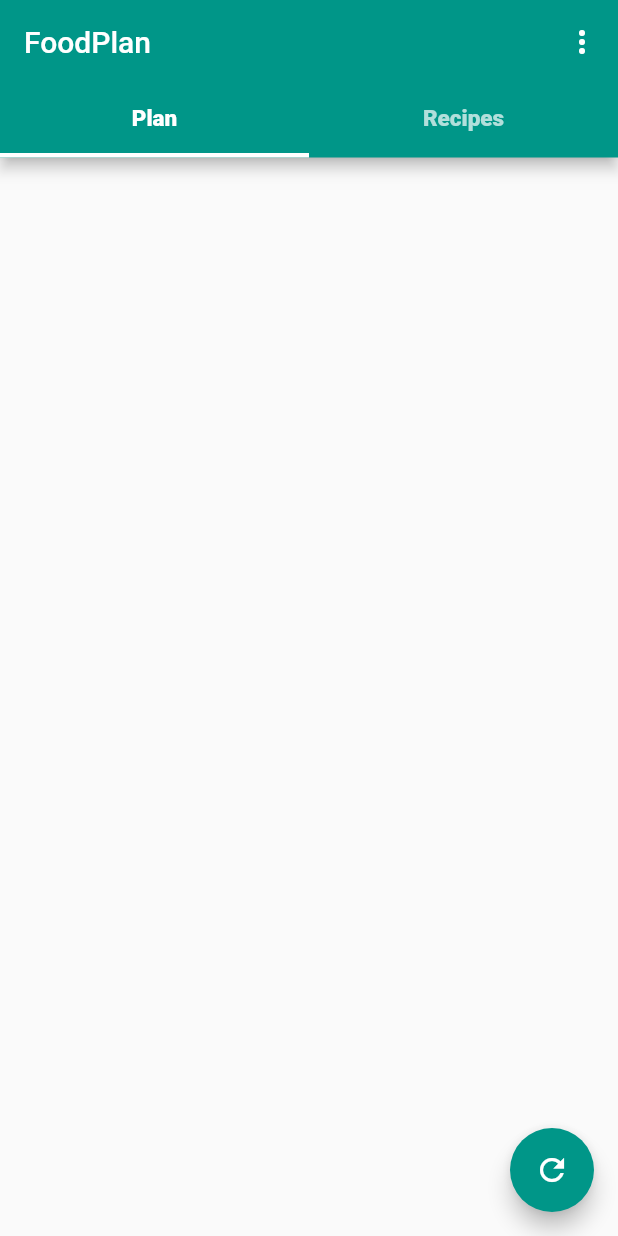
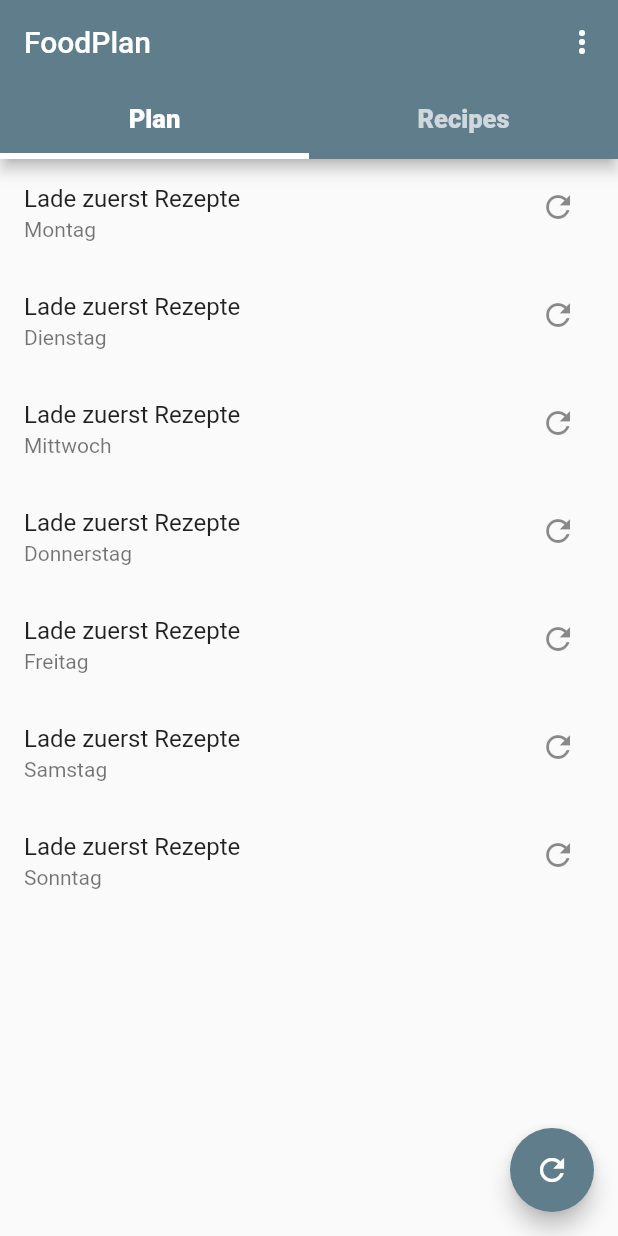
Before and after one commit to alexnieddu/foodplan, a Flutter app: the screen it shows after launch, after a tap on the "refresh" icon, on a phone screen of 412 x 824 dp. Run offline on Flutter 3.47's test engine with Material 2 defaults, Android fonts, the phone set to English and light mode, and no system bars; our stand-ins replace sqflite; accounts and stored records are empty.

```diff
--- a/app/lib/data/RecipeDatabase.dart
+++ b/app/lib/data/RecipeDatabase.dart
@@ -39,15 +39,15 @@ class RecipeDatabase {
 
   Future<List<dynamic>> getAllRecipes() async {
     final db = await database;
-    var res = await db.query("recipe");
+    var res = await db.rawQuery("SELECT id, name FROM recipe ORDER BY name ASC");
     List<Recipe> list =
         res.isNotEmpty ? res.map((c) => Recipe.fromMap(c)).toList() : [];
     return list;
   }
 
-  Future<List<dynamic>> getRnd() async {
+  Future<List<dynamic>> getRnd(int recipeID) async {
     final db = await database;
-    var res = await db.rawQuery("SELECT name FROM recipe ORDER BY RANDOM() LIMIT 1");
+    var res = await db.rawQuery("SELECT name FROM recipe WHERE id != ? ORDER BY RANDOM() LIMIT 1", [recipeID.toString()]);
     List<Recipe> list =
         res.isNotEmpty ? res.map((c) => Recipe.fromMap(c)).toList() : [];
     return list;
--- a/app/lib/main.dart
+++ b/app/lib/main.dart
@@ -1,7 +1,6 @@
 import 'package:flutter/material.dart';
-import 'package:foodplan/data/RecipeDatabase.dart';
 import 'package:foodplan/view/RecipeView.dart';
-import 'model/Recipe.dart';
+import 'package:foodplan/view/PlanView.dart';
 
 final String appName = "FoodPlan";
 
@@ -13,8 +12,9 @@ class FoodPlan extends StatelessWidget {
   Widget build(BuildContext context) {
     return MaterialApp(
       title: appName,
+      darkTheme: ThemeData.dark(),
       theme: ThemeData(
-        primarySwatch: Colors.teal,
+        primarySwatch: Colors.blueGrey,
         visualDensity: VisualDensity.adaptivePlatformDensity,
       ),
       home: MyHomePage(),
@@ -49,9 +49,8 @@ class _MyHomePageState extends State<MyHomePage> {
               ),
               Tab(text: "Recipes"),
             ],
-            labelStyle: TextStyle(fontWeight: FontWeight.w800, fontSize: 15),
-            indicatorColor: Colors.white,
-            indicatorWeight: 3.0,
+            labelStyle: TextStyle(fontWeight: FontWeight.w800, fontSize: 17),
+            indicatorWeight: 4.0,
           ),
           title: Text(appName),
           actions: <Widget>[
@@ -73,43 +72,3 @@ class _MyHomePageState extends State<MyHomePage> {
     );
   }
 }
-
-class PlanView extends StatefulWidget {
-  PlanViewState createState() => PlanViewState();
-}
-
-class PlanViewState extends State<PlanView> {
-  List<Recipe> recipes = [Recipe.recipe("Pizza")];
-
-  @override
-  Widget build(BuildContext context) {
-    return Scaffold(
-      body: FutureBuilder(
-        builder: (context, snapshot) {
-          if (!snapshot.hasData) {
-            return Center(child: CircularProgressIndicator());
-          } else {
-            return ListView.builder(
-              itemCount: snapshot.data.length,
-              itemBuilder: (context, i) {
-                return ListTile(
-                  title: Text("${snapshot.data[i].name}"),
-                  trailing: Icon(Icons.refresh),
-                  onLongPress: () {
-                    print("Long pressed on item ${snapshot.data[i].name}");
-                  },
-                );
-              },
-            );
-          }
-        },
-        future: RecipeDatabase.db.getRnd(),
-      ),
-      floatingActionButton: FloatingActionButton(
-          onPressed: () {
-            print("FAB was pressed.");
-          },
-          child: Icon(Icons.refresh)),
-    );
-  }
-}
--- a/app/lib/view/AddRecipeView.dart
+++ b/app/lib/view/AddRecipeView.dart
@@ -18,6 +18,7 @@ class AddRecipeView extends StatelessWidget {
               MaterialButton(
                 onPressed: () {
                   _saveRecipe(recipeNameController.text);
+                  Navigator.pop(context);
                 },
                 child: Text("Save"),
               )
--- /dev/null
+++ b/app/lib/view/PlanView.dart
@@ -0,0 +1,73 @@
+import 'package:flutter/material.dart';
+import 'package:foodplan/model/Recipe.dart';
+import 'package:foodplan/data/RecipeDatabase.dart';
+
+final List<String> week = [
+  "Montag",
+  "Dienstag",
+  "Mittwoch",
+  "Donnerstag",
+  "Freitag",
+  "Samstag",
+  "Sonntag"
+];
+
+class PlanView extends StatefulWidget {
+  PlanViewState createState() => PlanViewState();
+}
+
+class PlanViewState extends State<PlanView> {
+  List<Recipe> recipes = [
+    Recipe.recipe("Lade zuerst Rezepte"),
+    Recipe.recipe("Lade zuerst Rezepte"),
+    Recipe.recipe("Lade zuerst Rezepte"),
+    Recipe.recipe("Lade zuerst Rezepte"),
+    Recipe.recipe("Lade zuerst Rezepte"),
+    Recipe.recipe("Lade zuerst Rezepte"),
+    Recipe.recipe("Lade zuerst Rezepte")
+  ];
+
+  @override
+  Widget build(BuildContext context) {
+    return Scaffold(
+      body: ListView(
+        children: [
+          for (var i = 0; i < week.length; i++)
+            ListTile(
+                title: Text(recipes[i].name),
+                subtitle: Text(week[i]),
+                trailing: Column(
+                  children: <Widget>[
+                    IconButton(
+                        onPressed: () {
+                          RecipeDatabase.db
+                              .getRnd(recipes[i].id)
+                              .then((rndRecipe) {
+                            print(rndRecipe.first.name);
+                            recipes[i] = rndRecipe.first;
+                            setState(() {});
+                          });
+                        },
+                        icon: Icon(Icons.refresh)),
+                  ],
+                ))
+        ],
+      ),
+      floatingActionButton: FloatingActionButton(
+        onPressed: () {
+          _reloadAllSlots(recipeID: recipes[0].id, slotID: 0);
+        },
+        child: Icon(Icons.refresh),
+      ),
+    );
+  }
+
+  _reloadAllSlots({int recipeID, int slotID}) {
+    for (var i = 0; i < week.length; i++) {
+      RecipeDatabase.db.getRnd(recipes[i].id).then((rndRecipe) {
+        recipes[i] = rndRecipe.first;
+        setState(() {});
+      });
+    }
+  }
+}
--- a/app/lib/view/RecipeView.dart
+++ b/app/lib/view/RecipeView.dart
@@ -21,11 +21,12 @@ class RecipeViewState extends State<RecipeView> {
               itemBuilder: (context, i) {
                 return ListTile(
                   title: Text("${snapshot.data[i].name}"),
-                  subtitle: Text("Fleisch"),
+                  subtitle: Text("#${i + 1}"),
                   onLongPress: () {
                     RecipeDatabase.db.deleteRecipe(snapshot.data[i].id);
                     print(
                         "${snapshot.data[i].name} was deleted from database recipe");
+                    setState(() {});
                   },
                 );
               },
@@ -39,7 +40,9 @@ class RecipeViewState extends State<RecipeView> {
             Navigator.push(
               context,
               MaterialPageRoute(builder: (context) => AddRecipeView()),
-            );
+            ).then((value) {
+              setState(() {});
+            });
           },
           child: Icon(Icons.add)),
     );
```
